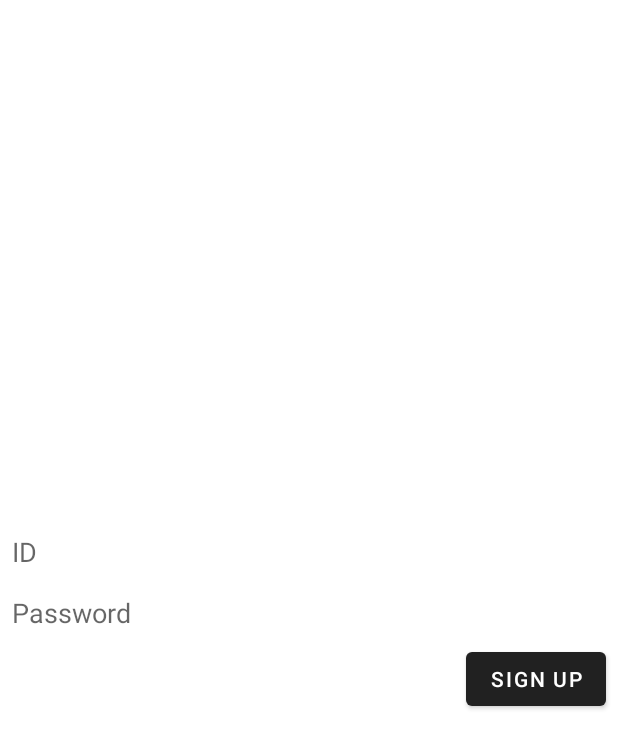
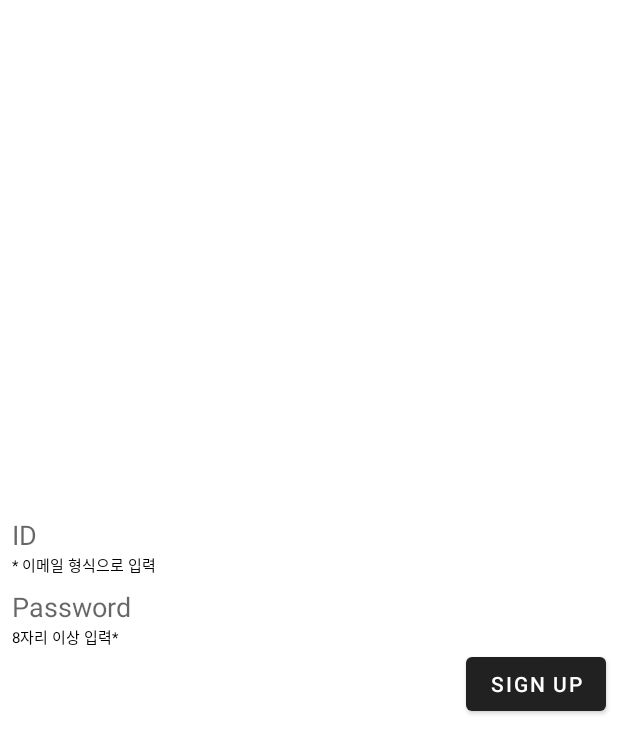
Before and after one commit to jeeun-swu/Guru2, an Android app: the layout activity_signup.xml on its own in the app's theme, with its tools: preview values and no code run, on a phone screen of 412 x 824 dp. Shown: the top 754 px of the screen. Run offline under Robolectric (Android 15) with nearby library versions, the phone set to English and light mode, and no system bars.

Commit message:
20250124 이승주 xml화면 일부 수정

```diff
--- a/app/src/main/res/layout/activity_login.xml
+++ b/app/src/main/res/layout/activity_login.xml
@@ -12,7 +12,7 @@
 
     <EditText
         android:id="@+id/login_id"
-        android:layout_width="wrap_content"
+        android:layout_width="match_parent"
         android:layout_height="wrap_content"
         android:layout_margin="8dp"
         android:background="@null"
@@ -20,7 +20,7 @@
 
     <EditText
         android:id="@+id/login_password"
-        android:layout_width="wrap_content"
+        android:layout_width="match_parent"
         android:layout_height="wrap_content"
         android:layout_margin="8dp"
         android:background="@null"
--- a/app/src/main/res/layout/activity_reg.xml
+++ b/app/src/main/res/layout/activity_reg.xml
@@ -48,6 +48,7 @@
             android:id="@+id/edtDate"
             android:layout_width="wrap_content"
             android:layout_height="wrap_content"
+            android:hint="YYYYMMDD"
             android:layout_weight="1" />
 
     </LinearLayout>
--- a/app/src/main/res/layout/activity_signup.xml
+++ b/app/src/main/res/layout/activity_signup.xml
@@ -12,19 +12,35 @@
 
     <EditText
         android:id="@+id/sign_id"
+        android:layout_width="match_parent"
+        android:layout_height="wrap_content"
+        android:hint="ID"
+        android:layout_marginLeft="8dp"
+        android:background="@null"/>
+    <TextView
         android:layout_width="wrap_content"
         android:layout_height="wrap_content"
-        android:hint="ID"
-        android:layout_margin="8dp"
-        android:background="@null"/>
+        android:layout_marginLeft="8dp"
+        android:text="* 이메일 형식으로 입력"
+        android:textSize="10dp"
+        android:textColor="#000000" />
 
     <EditText
         android:id="@+id/sign_password"
+        android:layout_width="match_parent"
+        android:layout_height="wrap_content"
+        android:hint="Password"
+        android:layout_marginLeft="8dp"
+        android:layout_marginTop="8dp"
+        android:background="@null"/>
+    <TextView
         android:layout_width="wrap_content"
         android:layout_height="wrap_content"
-        android:hint="Password"
-        android:layout_margin="8dp"
-        android:background="@null"/>
+        android:layout_marginLeft="8dp"
+        android:text="8자리 이상 입력* "
+        android:textSize="10dp"
+        android:textColor="#000000" />
+
 
     <Button
         android:id="@+id/sign_success"
```
